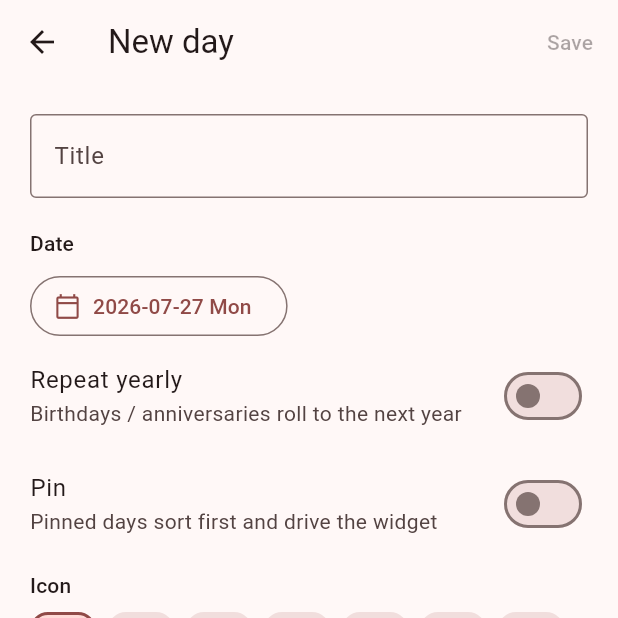
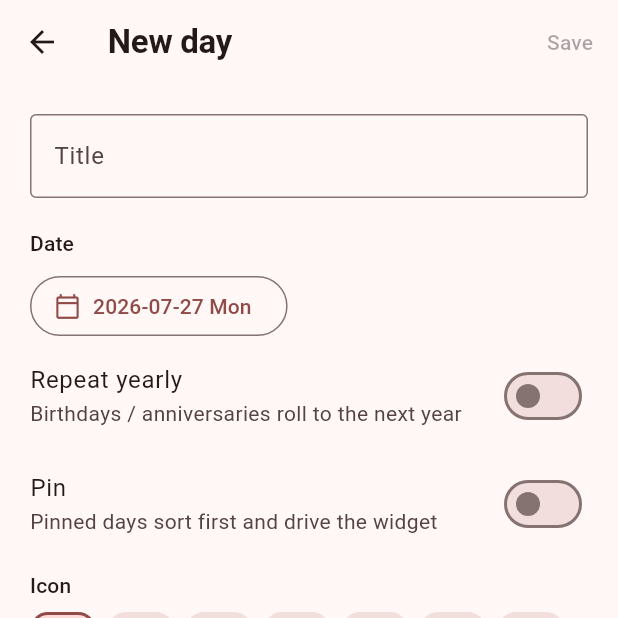
Before and after one commit to noobclaw/laura, a Flutter app: the screen it shows after launch, after a tap on "Add a day", on a phone screen of 412 x 824 dp, the top half of it. Run offline on Flutter 3.47's test engine with Material 3 defaults, Android fonts, the phone set to English and light mode, and no system bars; our stand-ins replace audioplayers, camera, flutter_compass, flutter_local_notifications, flutter_timezone, geolocator and 6 more; missing offline and left inert: home_widget, record, whisper_flutter_new.

Commit message:
daycount: G6b UI polish — theme, countdown progress ring/bar, tabular day numbers, accent tiles

```diff
--- a/apps/daycount/lib/main.dart
+++ b/apps/daycount/lib/main.dart
@@ -2,6 +2,7 @@ import 'package:flutter/material.dart';
 import 'package:flutter_localizations/flutter_localizations.dart';
 import 'core/branding.dart';
 import 'core/settings_page.dart';
+import 'tool/app_theme.dart';
 import 'tool/daycount_tool.dart';
 import 'tool/tool_module.dart';
 
@@ -22,10 +23,8 @@ class DaycountApp extends StatelessWidget {
       // language; our own strings do too via core/l10n.dart `tr()`.
       localizationsDelegates: GlobalMaterialLocalizations.delegates,
       supportedLocales: const [Locale('en'), Locale('zh'), Locale('ja')],
-      theme: ThemeData(colorScheme: ColorScheme.fromSeed(seedColor: Branding.seedColor)),
-      darkTheme: ThemeData(
-        colorScheme: ColorScheme.fromSeed(seedColor: Branding.seedColor, brightness: Brightness.dark),
-      ),
+      theme: buildDayCountTheme(Brightness.light),
+      darkTheme: buildDayCountTheme(Brightness.dark),
       home: const _HomeScaffold(),
     );
   }
--- /dev/null
+++ b/apps/daycount/lib/tool/app_theme.dart
@@ -0,0 +1,51 @@
+import 'package:flutter/material.dart';
+
+import '../core/branding.dart';
+
+/// Warm, premium theme for DayCount, built from the coral brand seed. Flat
+/// filled cards with a generous unified radius, and tabular figures on the
+/// number styles — the day counts are the app's emotional payload, so the
+/// digits must not jitter as they tick down. Tuned to read well in both light
+/// and dark.
+ThemeData buildDayCountTheme(Brightness brightness) {
+  final scheme = ColorScheme.fromSeed(
+    seedColor: Branding.seedColor,
+    brightness: brightness,
+  );
+
+  final theme = ThemeData(
+    colorScheme: scheme,
+    scaffoldBackgroundColor: scheme.surface,
+    useMaterial3: true,
+  );
+
+  const tab = <FontFeature>[FontFeature.tabularFigures()];
+  return theme.copyWith(
+    cardTheme: CardThemeData(
+      elevation: 0,
+      color: scheme.surfaceContainerHigh,
+      clipBehavior: Clip.antiAlias,
+      shape: RoundedRectangleBorder(borderRadius: BorderRadius.circular(20)),
+    ),
+    appBarTheme: AppBarTheme(
+      backgroundColor: scheme.surface,
+      surfaceTintColor: Colors.transparent,
+      scrolledUnderElevation: 0,
+      elevation: 0,
+    ),
+    textTheme: theme.textTheme.copyWith(
+      displayLarge: theme.textTheme.displayLarge
+          ?.copyWith(fontFeatures: tab, fontWeight: FontWeight.w800, letterSpacing: -0.5),
+      displayMedium: theme.textTheme.displayMedium
+          ?.copyWith(fontFeatures: tab, fontWeight: FontWeight.w800, letterSpacing: -0.5),
+      displaySmall: theme.textTheme.displaySmall
+          ?.copyWith(fontFeatures: tab, fontWeight: FontWeight.w700),
+      headlineMedium: theme.textTheme.headlineMedium
+          ?.copyWith(fontFeatures: tab, fontWeight: FontWeight.w700),
+      headlineSmall: theme.textTheme.headlineSmall
+          ?.copyWith(fontFeatures: tab, fontWeight: FontWeight.w700),
+      titleLarge: theme.textTheme.titleLarge
+          ?.copyWith(fontWeight: FontWeight.w600, letterSpacing: -0.2),
+    ),
+  );
+}
```
Also changed, not shown: apps/daycount/lib/tool/daycount_tool.dart (+23 -5 lines), apps/daycount/lib/tool/event_detail.dart (+26 -1 lines), apps/daycount/lib/tool/models.dart (+17 -0 lines).
